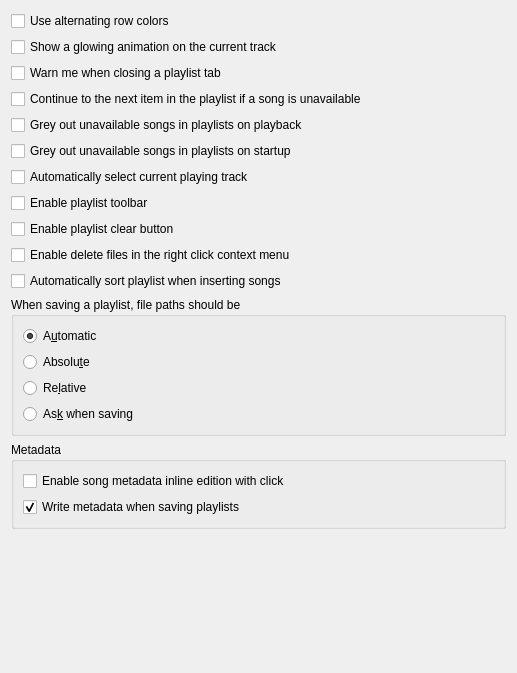
Old version of the form src/settings/playlistsettingspage.ui in the repository strawberrymusicplayer/strawberry.
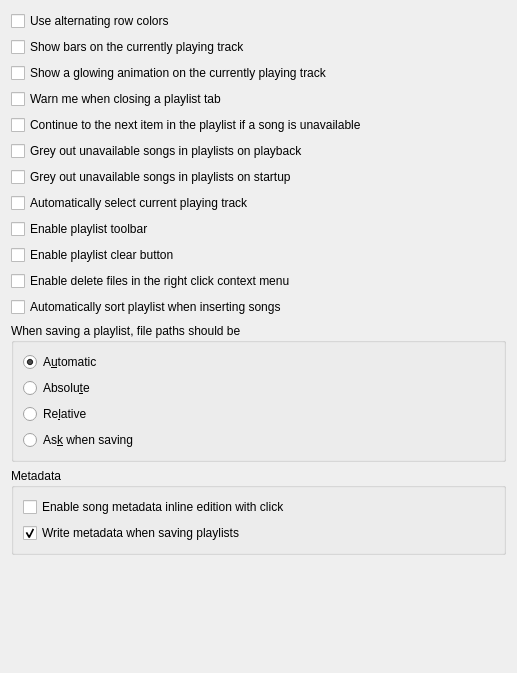
New version of the form.

Commit message:
Add option for disabling bars on currently playing track
Fixes #972

Diff of the .ui file:
```diff
--- a/src/settings/playlistsettingspage.ui
+++ b/src/settings/playlistsettingspage.ui
@@ -21,10 +21,17 @@
      </property>
     </widget>
    </item>
+   <item>
+    <widget class="QCheckBox" name="checkbox_barscurrenttrack">
+     <property name="text">
+      <string>Show bars on the currently playing track</string>
+     </property>
+    </widget>
+   </item>
    <item>
     <widget class="QCheckBox" name="checkbox_glowcurrenttrack">
      <property name="text">
-      <string>Show a glowing animation on the current track</string>
+      <string>Show a glowing animation on the currently playing track</string>
      </property>
     </widget>
    </item>
```
Left out of the diff: 19 changed lines with no effect on the pictures. The commit also changes 3 other files.
